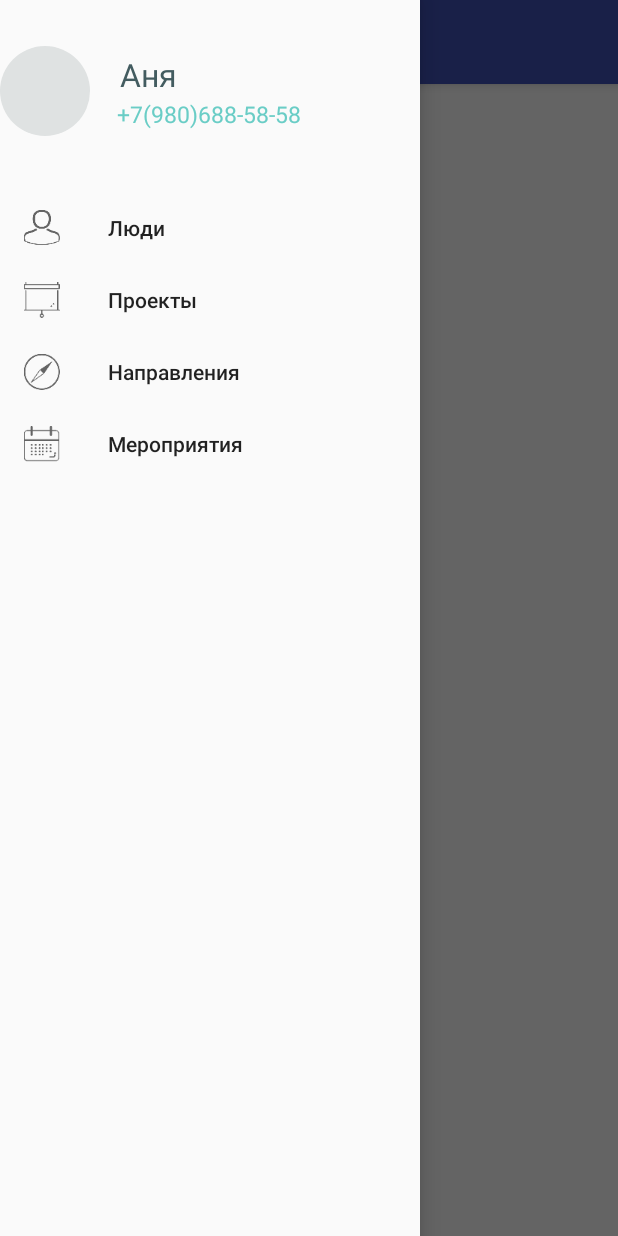
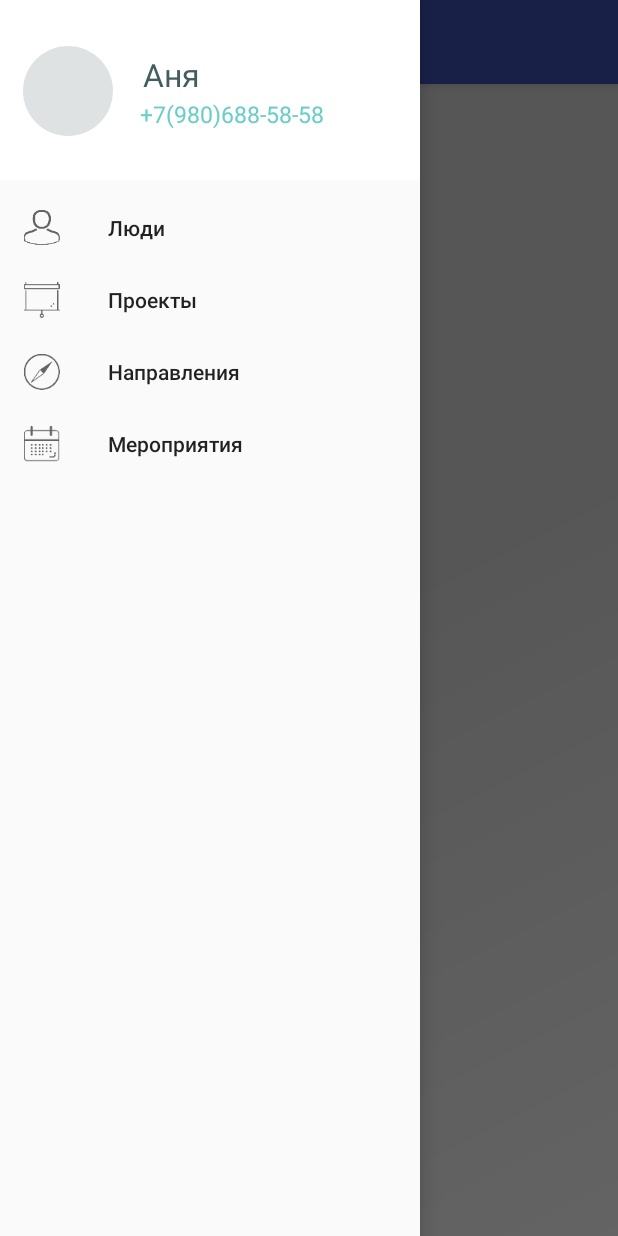
Before and after one commit to Tetawex/StyleruApp, an Android app: the screen it shows after launch (MainActivity), with the side drawer open, on a phone screen of 412 x 824 dp. Run offline under Robolectric (Android 15) with nearby library versions, the phone set to English and light mode, and no system bars; 1 statement that could not run was skipped.

Commit message:
Реализация фрагментов

```diff
--- a/app/build.gradle
+++ b/app/build.gradle
@@ -35,6 +35,7 @@
 
     // unit tests
     compile 'com.android.support:appcompat-v7:25.2.0'
+    compile 'com.android.support:recyclerview-v7:21.0.+'
     compile 'com.android.support:design:25.2.0'
     compile 'com.jakewharton:butterknife:8.5.1'
     compile 'io.reactivex.rxjava2:rxjava:2.0.5'
--- a/app/src/main/res/drawable/side_nav_bar.xml
+++ b/app/src/main/res/drawable/side_nav_bar.xml
@@ -2,8 +2,8 @@
     android:shape="rectangle">
     <gradient
         android:angle="135"
-        android:centerColor="#FAFAFA"
-        android:endColor="#FAFAFA"
+        android:centerColor="#d8d8d8"
+        android:endColor="#d8d8d8"
         android:startColor="#FAFAFA"
         android:type="linear" />
 </shape>
--- a/app/src/main/res/layout/nav_header_main.xml
+++ b/app/src/main/res/layout/nav_header_main.xml
@@ -3,7 +3,7 @@
     xmlns:app="http://schemas.android.com/apk/res-auto"
     android:layout_width="match_parent"
     android:layout_height="120dp"
-    android:background="@drawable/side_nav_bar"
+    android:background="#FFFFFF"
     android:gravity="bottom"
     android:orientation="horizontal"
     android:paddingBottom="@dimen/activity_vertical_margin"
--- a/app/src/main/res/values/dimens.xml
+++ b/app/src/main/res/values/dimens.xml
@@ -3,7 +3,7 @@
     <dimen name="nav_header_vertical_spacing">16dp</dimen>
     <dimen name="nav_header_height">160dp</dimen>
     <!-- Default screen margins, per the Android Design guidelines. -->
-    <dimen name="activity_horizontal_margin">0dp</dimen>
-    <dimen name="activity_vertical_margin">0dp</dimen>
+    <dimen name="activity_horizontal_margin">15dp</dimen>
+    <dimen name="activity_vertical_margin">15dp</dimen>
     <dimen name="fab_margin">60dp</dimen>
 </resources>
```
Also changed, not shown: app/src/main/res/drawable/directbut.xml (added, +12 -0 lines), app/src/main/res/layout/content_main.xml (+5 -5 lines), app/src/main/res/layout/fragment_fragment_direct.xml (+44 -4 lines).
